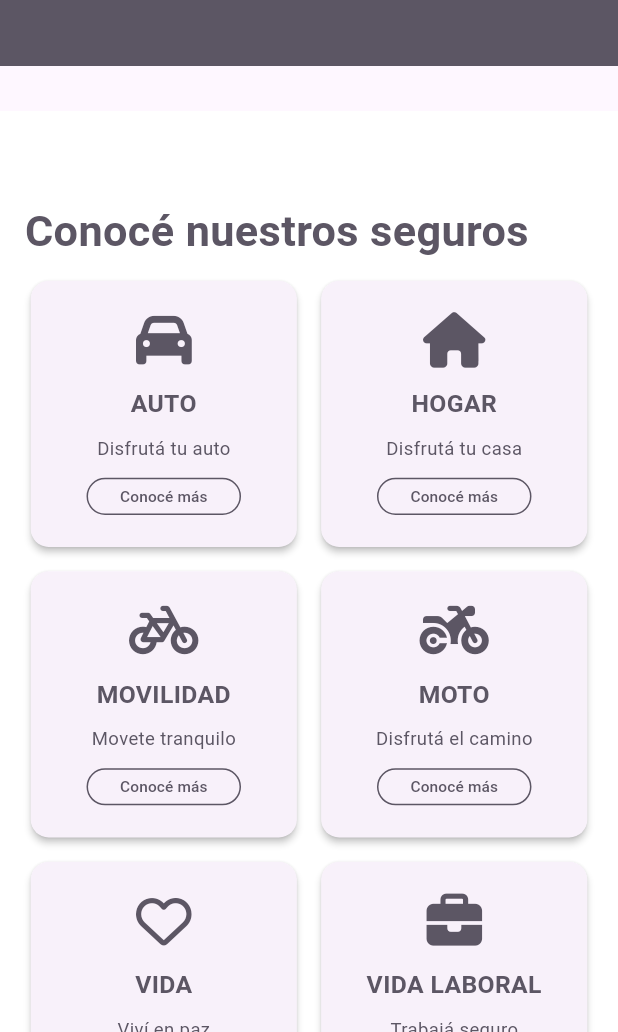
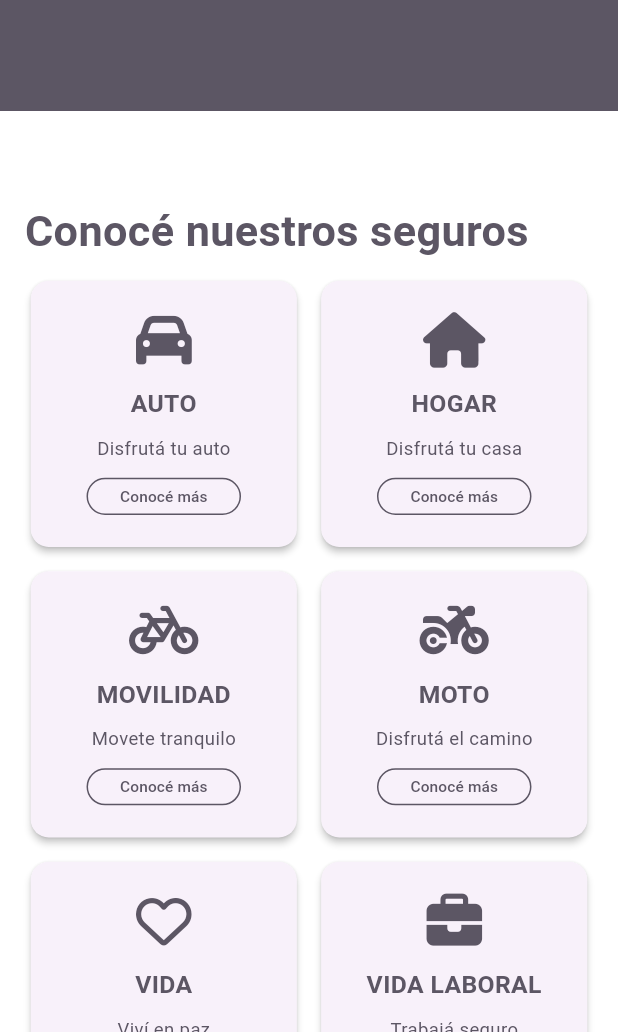
Before and after one commit to manu-180/perez_yeregui2, a Flutter app: the screen it shows after launch, after a tap on "VER SEGUROS", on a phone screen of 412 x 824 dp, the part 204-1236 px from its top. Run offline on Flutter 3.47's test engine with Material 3 defaults, Android fonts, the phone set to English and light mode, and no system bars; our stand-ins replace animated_text_kit, flutter_svg, font_awesome_flutter, go_router, google_fonts; missing offline and left inert: dart:html.

Commit message:
actualizando pagina webbb

```diff
--- a/lib/config/theme/app_theme.dart
+++ b/lib/config/theme/app_theme.dart
@@ -15,12 +15,32 @@
 
   AppTheme({this.selectedColor = 0, this.isDarkMode = false});
 
-  ThemeData getColor() => ThemeData(
+  ThemeData getColor() {
+    final baseColor = listColors[selectedColor];
+
+    return ThemeData(
       brightness: isDarkMode ? Brightness.dark : Brightness.light,
-      colorSchemeSeed: listColors[selectedColor],
-      appBarTheme: const AppBarTheme(centerTitle: false));
+      scaffoldBackgroundColor: baseColor, // <- Fondo general de la app
+      appBarTheme: AppBarTheme(
+        centerTitle: false,
+        backgroundColor: baseColor,       // <- Color fijo para el AppBar
+        elevation: 0,
+        iconTheme: const IconThemeData(color: Colors.white),
+        titleTextStyle: const TextStyle(
+          color: Colors.white,
+          fontSize: 20,
+          fontWeight: FontWeight.bold,
+        ),
+      ),
+      colorScheme: ColorScheme.fromSeed(
+        seedColor: baseColor,
+        brightness: isDarkMode ? Brightness.dark : Brightness.light,
+      ),
+    );
+  }
 
   AppTheme copyWidht({bool? isDarkMode, int? selectedColor}) => AppTheme(
-      isDarkMode: isDarkMode ?? this.isDarkMode,
-      selectedColor: selectedColor ?? this.selectedColor);
+        isDarkMode: isDarkMode ?? this.isDarkMode,
+        selectedColor: selectedColor ?? this.selectedColor,
+      );
 }
```
Also changed, not shown: 4 other files.
